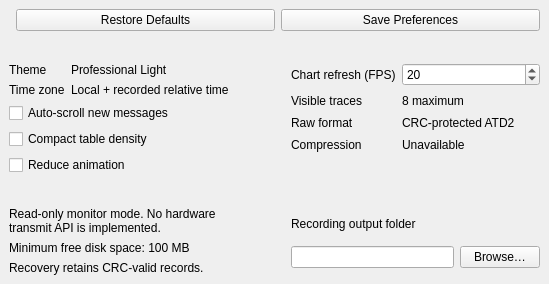
techmigosglobal/DA-AeroTrace1553, file apps/desktop/forms/preferences_page.ui: the form before one commit.
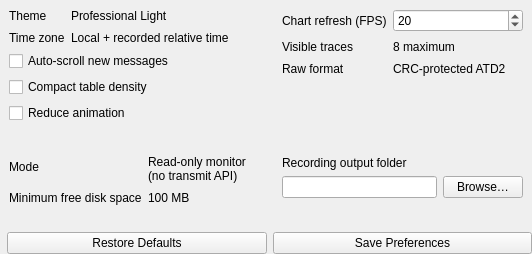
The form after the commit.

Diff of the .ui file:
```diff
--- a/apps/desktop/forms/preferences_page.ui
+++ b/apps/desktop/forms/preferences_page.ui
@@ -8,21 +8,13 @@
    <property name="topMargin"><number>0</number></property>
    <property name="rightMargin"><number>0</number></property>
    <property name="bottomMargin"><number>0</number></property>
-   <item row="0" column="0" colspan="2">
-    <widget class="QWidget" name="actionBar">
-     <layout class="QHBoxLayout" name="preferencesActionsLayout">
-      <item><spacer name="actionsSpacer"><property name="orientation"><enum>Qt::Horizontal</enum></property></spacer></item>
-      <item><widget class="QPushButton" name="restoreButton"><property name="text"><string>Restore Defaults</string></property></widget></item>
-      <item><widget class="QPushButton" name="saveButton"><property name="text"><string>Save Preferences</string></property><property name="primary" stdset="0"><bool>true</bool></property></widget></item>
-     </layout>
-    </widget>
-   </item>
-   <item row="1" column="0">
+   <item row="0" column="0">
     <widget class="QFrame" name="interfaceGroup">
      <property name="card" stdset="0"><bool>true</bool></property>
      <layout class="QVBoxLayout" name="interfaceLayout">
       <item>
        <layout class="QFormLayout" name="interfaceValues">
+        <property name="verticalSpacing"><number>8</number></property>
         <item row="0" column="0"><widget class="QLabel" name="themeLabel"><property name="text"><string>Theme</string></property></widget></item>
         <item row="0" column="1"><widget class="QLabel" name="themeValue"><property name="text"><string>Professional Light</string></property><property name="fixedValue" stdset="0"><bool>true</bool></property></widget></item>
         <item row="1" column="0"><widget class="QLabel" name="timeZoneLabel"><property name="text"><string>Time zone</string></property></widget></item>
@@ -35,7 +27,7 @@
      </layout>
     </widget>
    </item>
-   <item row="1" column="1">
+   <item row="0" column="1">
     <widget class="QFrame" name="captureGroup">
      <property name="card" stdset="0"><bool>true</bool></property>
      <layout class="QVBoxLayout" name="captureCardLayout">
@@ -48,24 +40,28 @@
         <item row="1" column="1"><widget class="QLabel" name="tracesValue"><property name="text"><string>8 maximum</string></property><property name="fixedValue" stdset="0"><bool>true</bool></property></widget></item>
         <item row="2" column="0"><widget class="QLabel" name="formatLabel"><property name="text"><string>Raw format</string></property></widget></item>
         <item row="2" column="1"><widget class="QLabel" name="formatValue"><property name="text"><string>CRC-protected ATD2</string></property><property name="fixedValue" stdset="0"><bool>true</bool></property></widget></item>
-        <item row="3" column="0"><widget class="QLabel" name="compressionLabel"><property name="text"><string>Compression</string></property></widget></item>
-        <item row="3" column="1"><widget class="QLabel" name="compressionValue"><property name="text"><string>Unavailable</string></property><property name="fixedValue" stdset="0"><bool>true</bool></property></widget></item>
        </layout>
       </item>
      </layout>
     </widget>
    </item>
-   <item row="2" column="0">
+   <item row="1" column="0">
     <widget class="QFrame" name="safetyGroup">
      <property name="card" stdset="0"><bool>true</bool></property>
      <layout class="QVBoxLayout" name="safetyLayout">
-      <item><widget class="QLabel" name="safetyNotice"><property name="text"><string>Read-only monitor mode. No hardware transmit API is implemented.</string></property><property name="wordWrap"><bool>true</bool></property></widget></item>
-      <item><widget class="QLabel" name="diskLabel"><property name="text"><string>Minimum free disk space: 100 MB</string></property><property name="fixedValue" stdset="0"><bool>true</bool></property></widget></item>
-      <item><widget class="QLabel" name="recoveryLabel"><property name="text"><string>Recovery retains CRC-valid records.</string></property><property name="wordWrap"><bool>true</bool></property></widget></item>
+      <item>
+       <layout class="QFormLayout" name="safetyValues">
+        <property name="verticalSpacing"><number>8</number></property>
+        <item row="0" column="0"><widget class="QLabel" name="modeLabel"><property name="text"><string>Mode</string></property></widget></item>
+        <item row="0" column="1"><widget class="QLabel" name="safetyNotice"><property name="text"><string>Read-only monitor (no transmit API)</string></property><property name="fixedValue" stdset="0"><bool>true</bool></property><property name="wordWrap"><bool>true</bool></property></widget></item>
+        <item row="1" column="0"><widget class="QLabel" name="diskKeyLabel"><property name="text"><string>Minimum free disk space</string></property></widget></item>
+        <item row="1" column="1"><widget class="QLabel" name="diskLabel"><property name="text"><string>100 MB</string></property><property name="fixedValue" stdset="0"><bool>true</bool></property></widget></item>
+       </layout>
+      </item>
      </layout>
     </widget>
    </item>
-   <item row="2" column="1">
+   <item row="1" column="1">
     <widget class="QFrame" name="pathsGroup">
      <property name="card" stdset="0"><bool>true</bool></property>
      <layout class="QVBoxLayout" name="pathsLayout">
@@ -80,6 +76,19 @@
      </layout>
     </widget>
    </item>
+   <item row="2" column="0" colspan="2">
+    <widget class="QWidget" name="actionBar">
+     <layout class="QHBoxLayout" name="preferencesActionsLayout">
+      <property name="leftMargin"><number>0</number></property>
+      <property name="topMargin"><number>4</number></property>
+      <property name="rightMargin"><number>0</number></property>
+      <property name="bottomMargin"><number>0</number></property>
+      <item><spacer name="actionsSpacer"><property name="orientation"><enum>Qt::Horizontal</enum></property></spacer></item>
+      <item><widget class="QPushButton" name="restoreButton"><property name="text"><string>Restore Defaults</string></property></widget></item>
+      <item><widget class="QPushButton" name="saveButton"><property name="text"><string>Save Preferences</string></property><property name="primary" stdset="0"><bool>true</bool></property></widget></item>
+     </layout>
+    </widget>
+   </item>
   </layout>
  </widget>
  <resources/>
```
